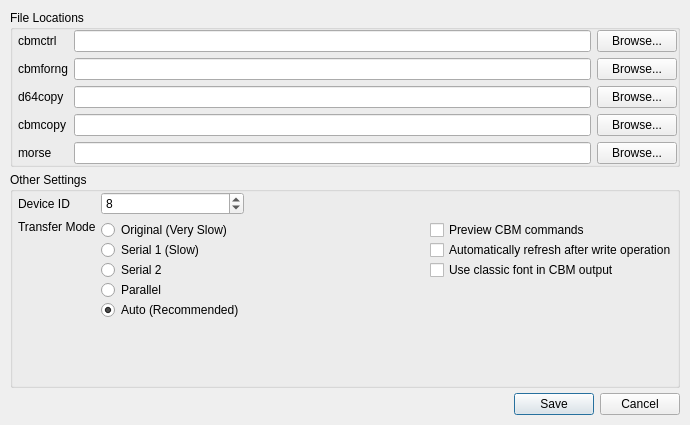
This is settingsdialog.ui in mveinot/QtCBM as Qt 5 draws it before an edit. The edited form follows.
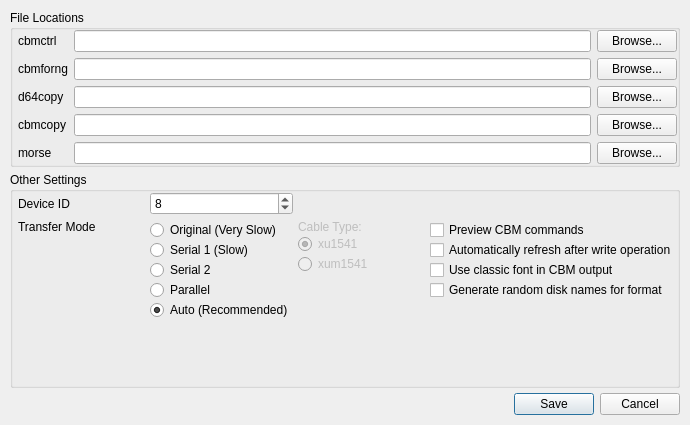
This is the edited form.

Commit message: Add settings for cable type (Mac) and for providing a random diskname,id if desired

```diff
--- a/settingsdialog.ui
+++ b/settingsdialog.ui
@@ -169,28 +169,19 @@
         <property name="spacing">
          <number>5</number>
         </property>
-        <item row="1" column="0">
-         <widget class="QLabel" name="label_2">
-          <property name="text">
-           <string>Transfer Mode</string>
-          </property>
-          <property name="alignment">
-           <set>Qt::AlignLeading|Qt::AlignLeft|Qt::AlignTop</set>
+        <item row="0" column="1">
+         <widget class="QSpinBox" name="input_cbmdevice">
+          <property name="value">
+           <number>8</number>
           </property>
          </widget>
         </item>
-        <item row="1" column="2">
-         <spacer name="horizontalSpacer_2">
-          <property name="orientation">
-           <enum>Qt::Horizontal</enum>
+        <item row="0" column="0">
+         <widget class="QLabel" name="label_5">
+          <property name="text">
+           <string>Device ID</string>
           </property>
-          <property name="sizeHint" stdset="0">
-           <size>
-            <width>40</width>
-            <height>20</height>
-           </size>
-          </property>
-         </spacer>
+         </widget>
         </item>
         <item row="1" column="1">
          <widget class="QFrame" name="frame">
@@ -277,17 +268,13 @@
           </layout>
          </widget>
         </item>
-        <item row="0" column="1">
-         <widget class="QSpinBox" name="input_cbmdevice">
-          <property name="value">
-           <number>8</number>
-          </property>
-         </widget>
-        </item>
-        <item row="0" column="0">
-         <widget class="QLabel" name="label_5">
+        <item row="1" column="0">
+         <widget class="QLabel" name="label_2">
           <property name="text">
-           <string>Device ID</string>
+           <string>Transfer Mode</string>
+          </property>
+          <property name="alignment">
+           <set>Qt::AlignLeading|Qt::AlignLeft|Qt::AlignTop</set>
           </property>
          </widget>
         </item>
@@ -350,6 +337,13 @@
                </property>
               </widget>
              </item>
+             <item>
+              <widget class="QCheckBox" name="genRandomDiskname">
+               <property name="text">
+                <string>Generate random disk names for format</string>
+               </property>
+              </widget>
+             </item>
              <item>
               <spacer name="verticalSpacer">
                <property name="orientation">
@@ -368,6 +362,80 @@
           </layout>
          </widget>
         </item>
+        <item row="1" column="2">
+         <widget class="QFrame" name="cableFrame">
+          <property name="enabled">
+           <bool>false</bool>
+          </property>
+          <property name="frameShape">
+           <enum>QFrame::NoFrame</enum>
+          </property>
+          <property name="frameShadow">
+           <enum>QFrame::Plain</enum>
+          </property>
+          <property name="lineWidth">
+           <number>0</number>
+          </property>
+          <layout class="QVBoxLayout" name="verticalLayout_8">
+           <property name="spacing">
+            <number>0</number>
+           </property>
+           <property name="leftMargin">
+            <number>0</number>
+           </property>
+           <property name="topMargin">
+            <number>0</number>
+           </property>
+           <property name="rightMargin">
+            <number>0</number>
+           </property>
+           <property name="bottomMargin">
+            <number>0</number>
+           </property>
+           <item>
+            <layout class="QVBoxLayout" name="verticalLayout_7">
+             <item>
+              <widget class="QLabel" name="label_8">
+               <property name="text">
+                <string>Cable Type:</string>
+               </property>
+              </widget>
+             </item>
+             <item>
+              <widget class="QRadioButton" name="cableXU">
+               <property name="text">
+                <string>xu1541</string>
+               </property>
+               <property name="checked">
+                <bool>true</bool>
+               </property>
+              </widget>
+             </item>
+             <item>
+              <widget class="QRadioButton" name="cableXUM">
+               <property name="text">
+                <string>xum1541</string>
+               </property>
+              </widget>
+             </item>
+             <item>
+              <spacer name="verticalSpacer_3">
+               <property name="orientation">
+                <enum>Qt::Vertical</enum>
+               </property>
+               <property name="sizeHint" stdset="0">
+                <size>
+                 <width>20</width>
+                 <height>40</height>
+                </size>
+               </property>
+              </spacer>
+             </item>
+            </layout>
+           </item>
+          </layout>
+         </widget>
+        </item>
        </layout>
       </item>
      </layout>
```
The commit also changes 2 other files.
